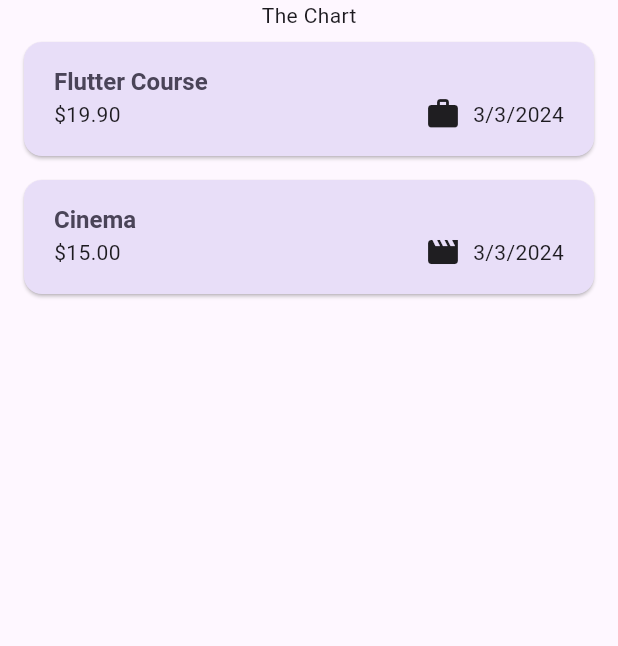
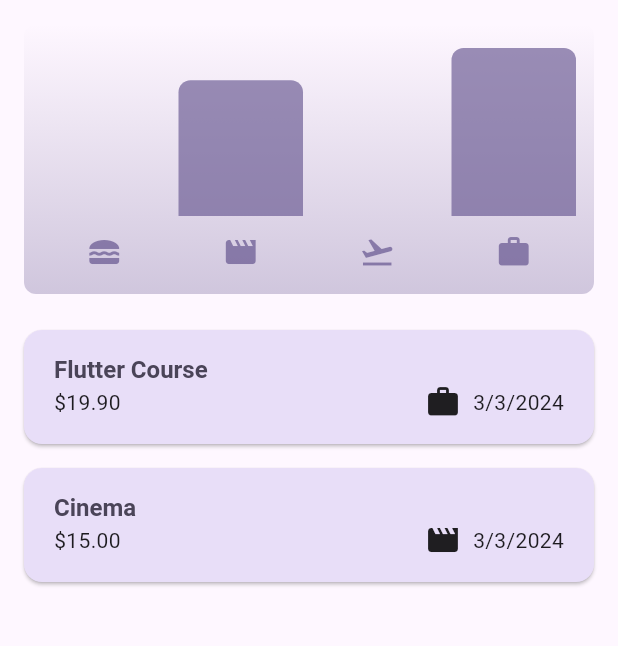
Before and after one commit to ziadabdelaziz/Learning-Flutter, a Flutter app: the screen it shows after launch, on a phone screen of 412 x 824 dp, the part 84-730 px from its top. Run offline on Flutter 3.47's test engine with Material 3 defaults, Android fonts, the phone set to English and light mode, and no system bars; our stand-ins replace google_fonts.

Commit message:
[ADD]: day23

```diff
--- a/expense_tracker/lib/models/expense.dart
+++ b/expense_tracker/lib/models/expense.dart
@@ -33,3 +33,28 @@ class Expense {
 
   IconData? get categoryIcon => categoryIcons[category];
 }
+
+class ExpenseBucket {
+  const ExpenseBucket({
+    required this.category,
+    required this.expenses,
+  });
+
+  ExpenseBucket.forCategory(List<Expense> allExpenses, this.category)
+      : expenses = allExpenses
+            .where((expense) => expense.category == category)
+            .toList();
+
+  final Category category;
+  final List<Expense> expenses;
+
+  double get totalExpense {
+    double sum = 0;
+
+    for (final expense in expenses) {
+      sum += expense.amount;
+    }
+
+    return sum;
+  }
+}
--- a/expense_tracker/lib/screens/expenses_screen.dart
+++ b/expense_tracker/lib/screens/expenses_screen.dart
@@ -1,5 +1,6 @@
 import 'package:expense_tracker/data/dummy_expenses.dart';
 import 'package:expense_tracker/models/expense.dart';
+import 'package:expense_tracker/widgets/chart/chart.dart';
 import 'package:expense_tracker/widgets/expenses_list/expenses_list.dart';
 import 'package:expense_tracker/widgets/new_expense.dart';
 import 'package:flutter/material.dart';
@@ -70,7 +71,7 @@ class _ExpensesState extends State<Expenses> {
       body: SafeArea(
         child: Column(
           children: [
-            const Text('The Chart'),
+            Chart(expenses: registeredExpenses),
             Expanded(child: mainContent),
           ],
         ),
--- /dev/null
+++ b/expense_tracker/lib/widgets/chart/chart.dart
@@ -0,0 +1,91 @@
+import 'package:expense_tracker/data/dummy_expenses.dart';
+import 'package:expense_tracker/widgets/chart/chart_bar.dart';
+import 'package:flutter/material.dart';
+
+import 'package:expense_tracker/models/expense.dart';
+
+class Chart extends StatelessWidget {
+  const Chart({
+    super.key,
+    required this.expenses,
+  });
+
+  final List<Expense> expenses;
+
+  List<ExpenseBucket> get buckets {
+    return [
+      ExpenseBucket.forCategory(registeredExpenses, Category.food),
+      ExpenseBucket.forCategory(registeredExpenses, Category.leisure),
+      ExpenseBucket.forCategory(registeredExpenses, Category.travel),
+      ExpenseBucket.forCategory(registeredExpenses, Category.work),
+    ];
+  }
+
+  double get maxTotalExpense {
+    double maxTotalExpense = 0;
+
+    for (final bucket in buckets) {
+      if (bucket.totalExpense > maxTotalExpense) {
+        maxTotalExpense = bucket.totalExpense;
+      }
+    }
+
+    return maxTotalExpense;
+  }
+
+  @override
+  Widget build(BuildContext context) {
+    final isDarkMode =
+        MediaQuery.of(context).platformBrightness == Brightness.dark;
+    return Container(
+      margin: const EdgeInsets.all(16),
+      padding: const EdgeInsets.symmetric(vertical: 16, horizontal: 8),
+      width: double.infinity,
+      height: 180,
+      decoration: BoxDecoration(
+        borderRadius: BorderRadius.circular(8),
+        gradient: LinearGradient(
+          colors: [
+            Theme.of(context).colorScheme.primary.withOpacity(0.3),
+            Theme.of(context).colorScheme.primary.withOpacity(0),
+          ],
+          begin: Alignment.bottomCenter,
+          end: Alignment.topCenter,
+        ),
+      ),
+      child: Column(
+        children: [
+          Expanded(
+            child: Row(
+              crossAxisAlignment: CrossAxisAlignment.end,
+              children: [
+                for (final bucket in buckets)
+                  ChartBar(fill: bucket.totalExpense / maxTotalExpense),
+              ],
+            ),
+          ),
+          const SizedBox(height: 12),
+          Row(
+              children: buckets
+                  .map(
+                    (bucket) => Expanded(
+                      child: Padding(
+                        padding: const EdgeInsets.symmetric(horizontal: 4),
+                        child: Icon(
+                          categoryIcons[bucket.category],
+                          color: isDarkMode
+                              ? Theme.of(context).colorScheme.secondary
+                              : Theme.of(context)
+                                  .colorScheme
+                                  .primary
+                                  .withOpacity(0.7),
+                        ),
+                      ),
+                    ),
+                  )
+                  .toList()),
+        ],
+      ),
+    );
+  }
+}
--- /dev/null
+++ b/expense_tracker/lib/widgets/chart/chart_bar.dart
@@ -0,0 +1,28 @@
+import 'package:flutter/material.dart';
+
+class ChartBar extends StatelessWidget {
+  const ChartBar({
+    super.key,
+    required this.fill,
+  });
+
+  final double fill;
+
+  @override
+  Widget build(BuildContext context) {
+    final isDarkMode =
+        MediaQuery.of(context).platformBrightness == Brightness.dark;
+    return Expanded(
+      child: Container(
+        margin: const EdgeInsets.symmetric(horizontal: 4),
+        height: fill * 120,
+        decoration: BoxDecoration(
+          color: isDarkMode
+              ? Theme.of(context).colorScheme.secondary
+              : Theme.of(context).colorScheme.primary.withOpacity(0.65),
+          borderRadius: const BorderRadius.vertical(top: Radius.circular(8)),
+        ),
+      ),
+    );
+  }
+}
```
Also changed, not shown: 1 other file.
